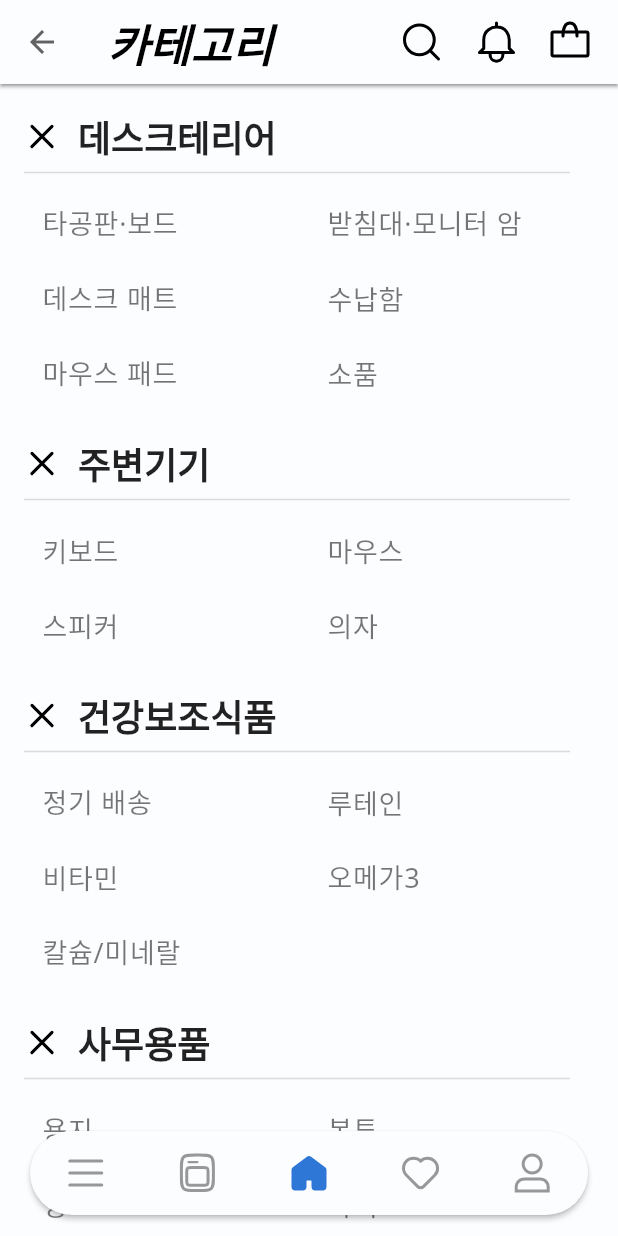
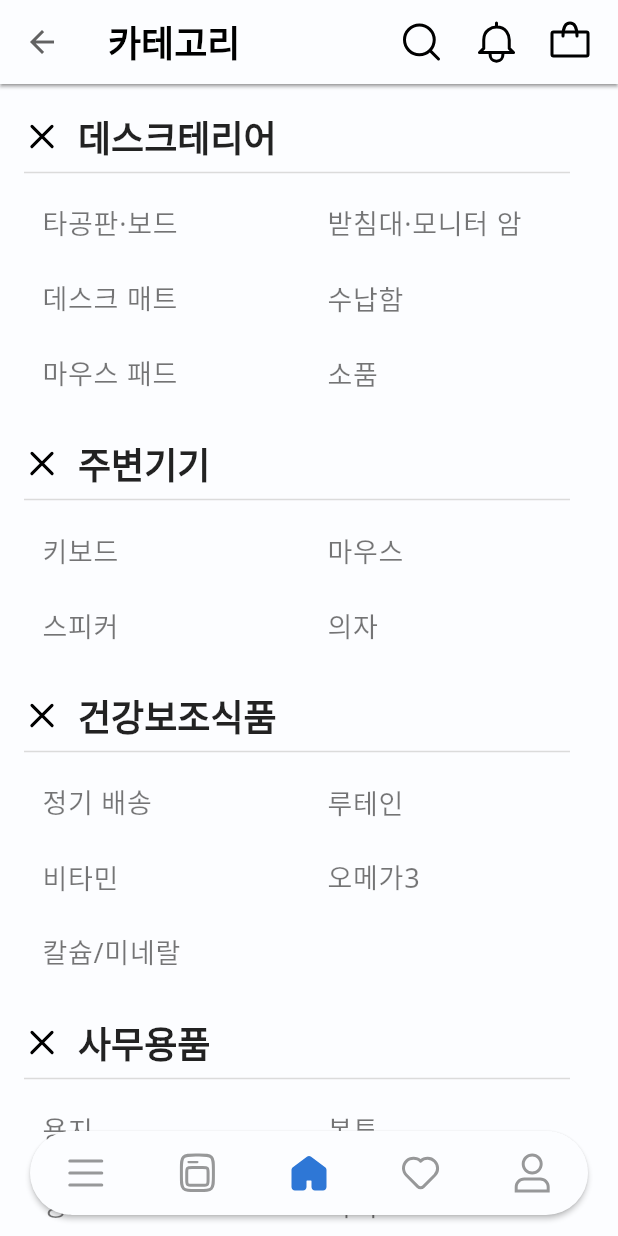
Before and after one commit to LIKELION-Android-Bootcamp-4th/AOS-04-officeShoppingMall, a Flutter app: the CategoryScreen screen opened by its route, on a phone screen of 412 x 824 dp. Run offline on Flutter 3.47's test engine with Material 3 defaults, Android fonts, the phone set to English and light mode, and no system bars; our stand-ins replace dio, flutter_bloc, flutter_svg, google_fonts, pretty_dio_logger, smooth_page_indicator.

Commit message:
fix: 앱바 기본 텍스트 스타일 변경
- 앱 이름 타이틀 일 경우에만 스타일 변경

```diff
--- a/lib/core/widgets/custom_app_bar.dart
+++ b/lib/core/widgets/custom_app_bar.dart
@@ -24,7 +24,7 @@ class CustomAppBar extends StatelessWidget implements PreferredSizeWidget {
   Widget build(BuildContext context) {
     return AppBar(
       actionsPadding: EdgeInsets.only(right: 8),
-      title: Text(title, style: titleTextStyle ?? appTextTheme().headlineLarge),
+      title: Text(title, style: titleTextStyle ?? appTextTheme().headlineMedium),
       centerTitle: centerTitle,
       leading: leading,
       actions: actions,
--- a/lib/feature/home/ui/home_screen.dart
+++ b/lib/feature/home/ui/home_screen.dart
@@ -20,6 +20,7 @@ class HomeScreen extends StatelessWidget {
           IconButton(onPressed: () {}, icon: SvgPicture.asset('images/icon/ic_appbar_bell.svg')),
           IconButton(onPressed: () {}, icon: SvgPicture.asset('images/icon/ic_appbar_cart.svg')),
         ],
+        titleTextStyle: Theme.of(context).textTheme.headlineLarge,
       ),
       body: ListView(
         children: [
```
